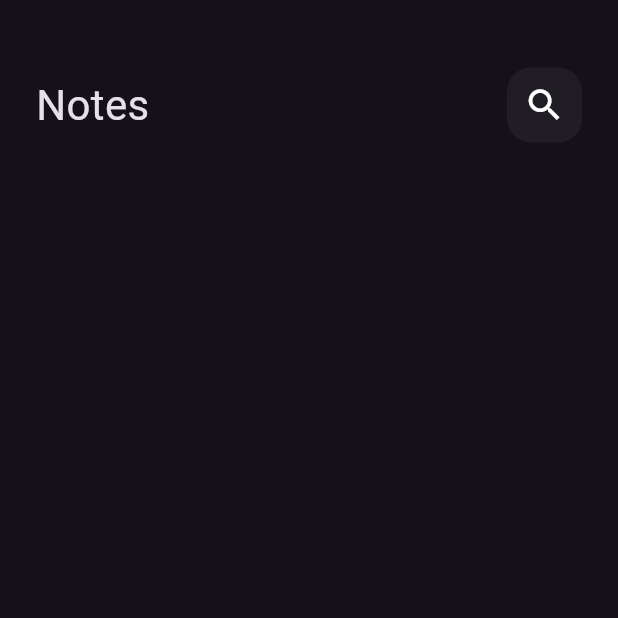
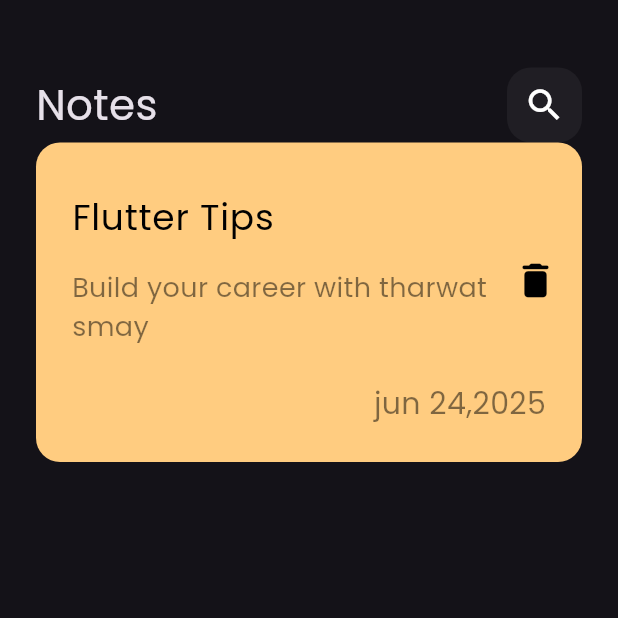
Before and after one commit to a7med287/notes, a Flutter app: the screen it shows after launch, on a phone screen of 412 x 824 dp, the top half of it. Run offline on Flutter 3.47's test engine with Material 3 defaults, Android fonts, the phone set to English and light mode, and no system bars.

Commit message:
Create the custom notes item widget

```diff
--- a/lib/main.dart
+++ b/lib/main.dart
@@ -6,13 +6,13 @@ void main() {
 }
 
 class NotesApp extends StatelessWidget{
-  const NotesApp();
+  const NotesApp({super.key});
 
   @override
   Widget build(BuildContext context) {
     return MaterialApp(
       debugShowCheckedModeBanner: false,
-      theme: ThemeData(brightness: Brightness.dark),
+      theme: ThemeData(brightness: Brightness.dark,fontFamily: "Poppins"),
       home: const NotesView()
     );
   }
--- /dev/null
+++ b/lib/views/widgets/custom_notes_item.dart
@@ -0,0 +1,42 @@
+import 'package:flutter/material.dart';
+class CustomNoteItem extends StatelessWidget{
+  const CustomNoteItem({super.key});
+
+  @override
+  Widget build(BuildContext context) {
+    return Container(
+      padding: EdgeInsets.only(top:  24,bottom: 24, left: 24),
+      decoration: BoxDecoration(
+          color: Color(0xffffcc80),
+          borderRadius: BorderRadius.circular(16)
+      ),
+      child: Column(
+        crossAxisAlignment: CrossAxisAlignment.end,
+        children: [
+          ListTile(
+            contentPadding: EdgeInsets.only(left: 0,right: 16),
+            title: Text("Flutter Tips",style: TextStyle(
+                color: Colors.black,
+                fontSize: 24
+            ),),
+            subtitle:Padding(
+              padding: const EdgeInsets.only(top: 16,bottom: 16),
+              child: Text("Build your career with tharwat smay",style: TextStyle(
+                  color: Colors.black.withValues(alpha: .5),
+                  fontSize: 18
+              ),),
+            ),
+            trailing: Icon(Icons.delete_rounded,color: Colors.black,size: 30,),
+          ),
+          Padding(
+            padding: const EdgeInsets.only(right: 24),
+            child: Text("jun 24,2025",style: TextStyle(
+                color: Colors.black.withValues(alpha: .5),
+                fontSize: 20
+            ),),
+          ),
+        ],
+      ),
+    );
+  }
+}
--- a/lib/views/widgets/custom_search_icon.dart
+++ b/lib/views/widgets/custom_search_icon.dart
@@ -1,13 +1,15 @@
 
 import 'package:flutter/material.dart';
 class CustomSearchIcon extends StatelessWidget {
+  const CustomSearchIcon({super.key});
+
   @override
   Widget build(BuildContext context) {
     return Container(
       height: 50,
       width: 50,
       decoration: BoxDecoration(
-          color: Colors.white.withOpacity(.05),
+          color: Colors.white.withValues(alpha: .05),
           borderRadius: BorderRadius.circular(16)
       ),
       child: Icon(Icons.search,size: 28,),
--- a/lib/views/widgets/notes_body.dart
+++ b/lib/views/widgets/notes_body.dart
@@ -1,6 +1,8 @@
 import 'package:flutter/cupertino.dart';
+import 'package:flutter/material.dart';
 
 import 'custom_app_bar.dart';
+import 'custom_notes_item.dart';
 
 class NotesViewBody extends StatelessWidget{
   const NotesViewBody({super.key});
@@ -13,6 +15,7 @@ class NotesViewBody extends StatelessWidget{
         children: [
           SizedBox(height: 45,),
           CustomAppBar(),
+          CustomNoteItem(),
         ],
       ),
     );
```
Also changed, not shown: pubspec.yaml (+4 -4 lines), assets/fonts/Poppins-Regular.ttf (added).
